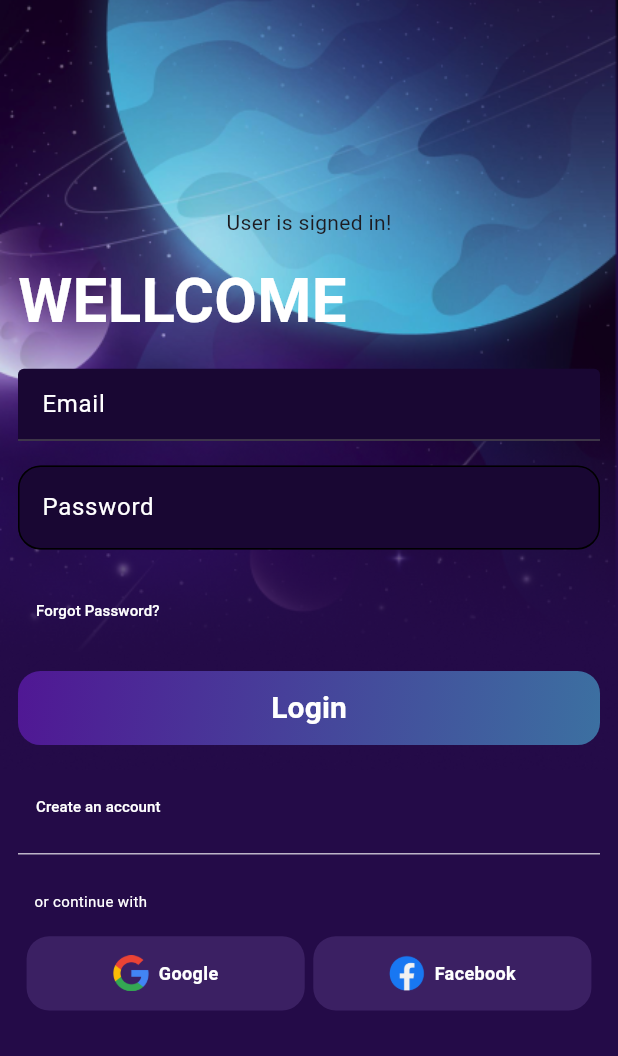
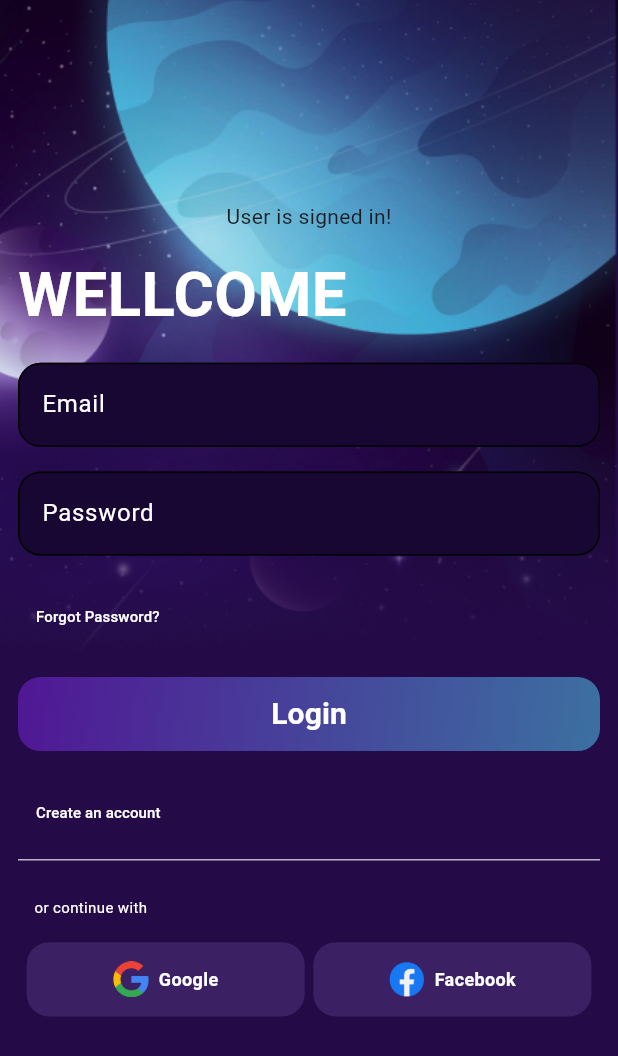
Before and after one commit to RMCV-Rajapaksha/digital_school_assessment_app, a Flutter app: the screen it shows after launch, after a tap on "As a Admin", on a phone screen of 412 x 824 dp. Shown: the top 1056 px of the screen. Run offline on Flutter 3.47's test engine with Material 3 defaults, Android fonts, the phone set to English and light mode, and no system bars; our stand-ins replace cloud_firestore, firebase_auth, firebase_core, flutter_speed_dial, get, google_sign_in and 1 more; accounts and stored records are empty.

Commit message:
chore: Update text field styles for login and registration screens

```diff
--- a/lib/Screens/Admin/login.dart
+++ b/lib/Screens/Admin/login.dart
@@ -61,18 +61,32 @@ class AdminLogin extends StatelessWidget {
                   ),
                   SizedBox(height: screenHeight * 0.02),
                   TextFormField(
+                    style: TextStyle(color: Colors.white),
                     controller: emailController,
-                    decoration: const InputDecoration(
+                    decoration: InputDecoration(
                       hintText: 'Email',
-                      hintStyle: TextStyle(
+                      hintStyle: const TextStyle(
                         color: Color.fromRGBO(255, 255, 255, 1),
                       ),
-                      fillColor: Color.fromRGBO(25, 7, 51, 1),
+                      enabledBorder: OutlineInputBorder(
+                        borderRadius: BorderRadius.circular(15.0),
+                      ),
+                      focusedBorder: OutlineInputBorder(
+                        borderRadius: BorderRadius.circular(15.0),
+                      ),
+                      errorBorder: OutlineInputBorder(
+                        borderRadius: BorderRadius.circular(15.0),
+                      ),
+                      focusedErrorBorder: OutlineInputBorder(
+                        borderRadius: BorderRadius.circular(15.0),
+                      ),
+                      fillColor: const Color.fromRGBO(25, 7, 51, 1),
                       filled: true,
                     ),
                   ),
                   SizedBox(height: screenHeight * 0.02),
                   TextFormField(
+                    style: const TextStyle(color: Colors.white),
                     controller: passwordController,
                     obscureText: true,
                     decoration: InputDecoration(
@@ -81,6 +95,15 @@ class AdminLogin extends StatelessWidget {
                         color: Color.fromRGBO(255, 255, 255, 1),
                       ),
                       enabledBorder: OutlineInputBorder(
+                        borderRadius: BorderRadius.circular(15.0),
+                      ),
+                      focusedBorder: OutlineInputBorder(
+                        borderRadius: BorderRadius.circular(15.0),
+                      ),
+                      errorBorder: OutlineInputBorder(
+                        borderRadius: BorderRadius.circular(15.0),
+                      ),
+                      focusedErrorBorder: OutlineInputBorder(
                         borderRadius: BorderRadius.circular(15.0),
                       ),
                       fillColor: const Color.fromRGBO(25, 7, 51, 1),
--- a/lib/Screens/Students/login.dart
+++ b/lib/Screens/Students/login.dart
@@ -62,6 +62,7 @@ class StuLogin extends StatelessWidget {
                   SizedBox(height: screenHeight * 0.02),
                   TextFormField(
                     controller: emailController,
+                    style: const TextStyle(color: Colors.white),
                     decoration: InputDecoration(
                       hintText: 'Email',
                       hintStyle: const TextStyle(
@@ -87,6 +88,7 @@ class StuLogin extends StatelessWidget {
                   TextFormField(
                     controller: passwordController,
                     obscureText: true,
+                    style: const TextStyle(color: Colors.white),
                     decoration: InputDecoration(
                       hintText: 'Password',
                       hintStyle: const TextStyle(
--- a/lib/Screens/Students/registation.dart
+++ b/lib/Screens/Students/registation.dart
@@ -42,6 +42,7 @@ class stuRegistration extends StatelessWidget {
                   SizedBox(height: screenHeight * 0.02),
                   TextFormField(
                     controller: emailController,
+                    style: const TextStyle(color: Colors.white),
                     decoration: InputDecoration(
                       hintText: 'Email',
                       hintStyle: const TextStyle(
@@ -67,6 +68,7 @@ class stuRegistration extends StatelessWidget {
                   TextFormField(
                     controller: passwordController,
                     obscureText: true,
+                    style: const TextStyle(color: Colors.white),
                     decoration: InputDecoration(
                       hintText: 'Password',
                       hintStyle: const TextStyle(
```
Also changed, not shown: lib/Screens/Admin/registation.dart (+20 -0 lines).
